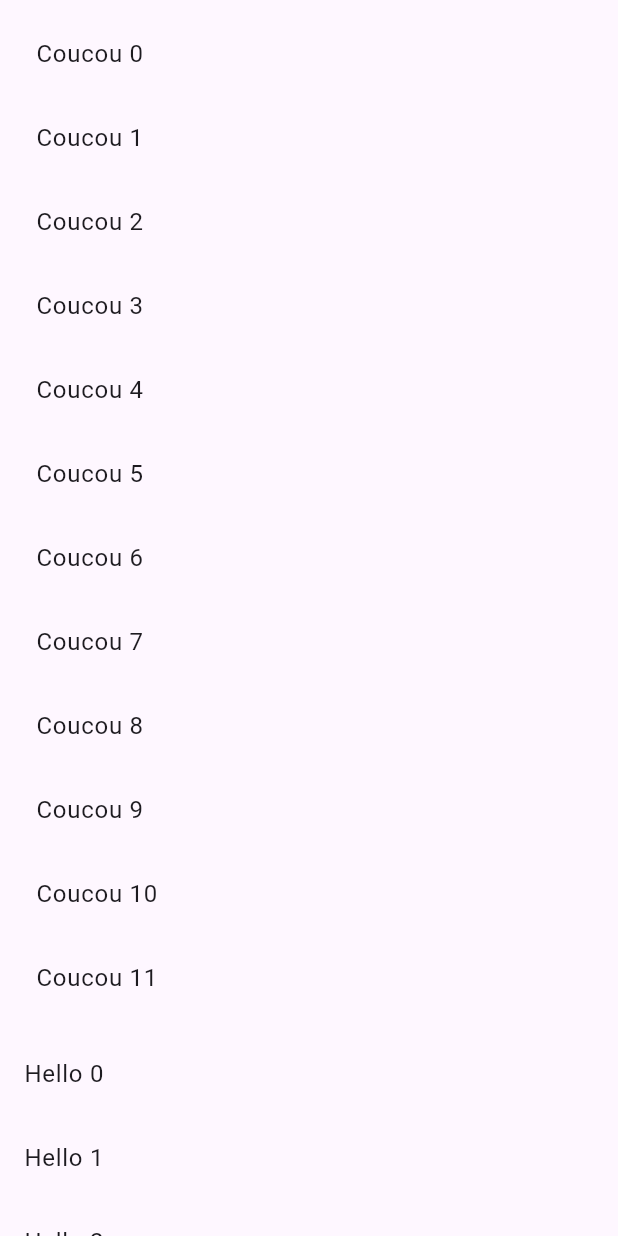
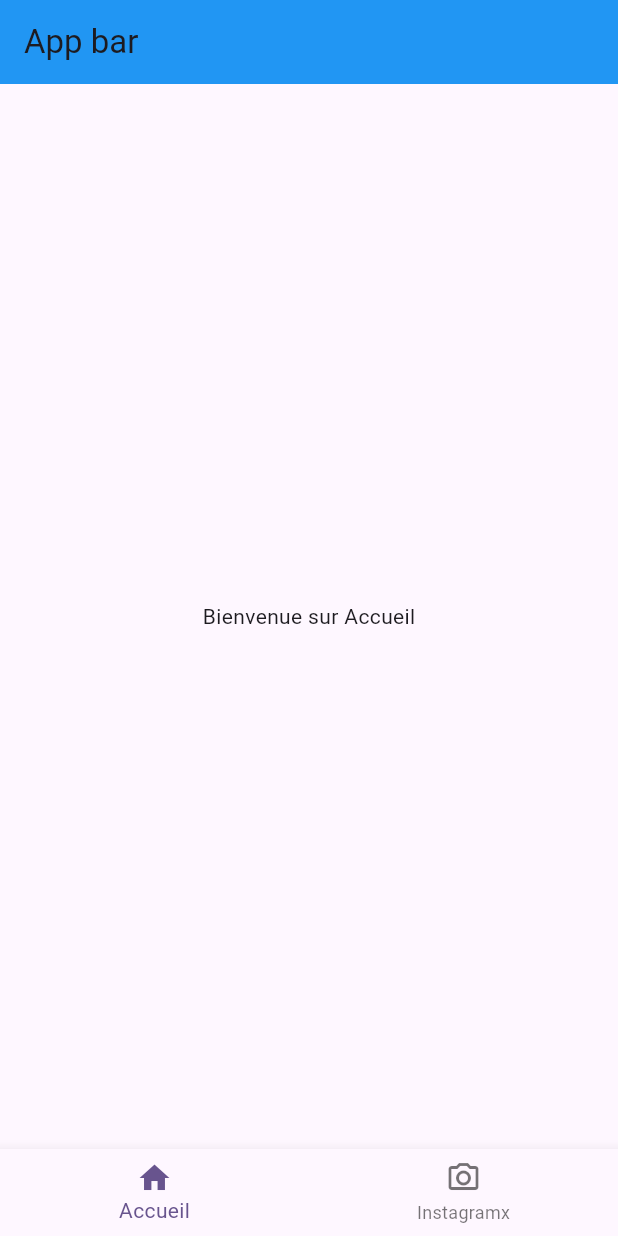
Before and after one commit to Modibo-kane/learnslyver, a Flutter app: the screen it shows after launch, on a phone screen of 412 x 824 dp. Run offline on Flutter 3.47's test engine with Material 3 defaults, Android fonts, the phone set to English and light mode, and no system bars.

Commit message:
creation d'une copie de la page explorer de instagram

```diff
--- a/lib/main.dart
+++ b/lib/main.dart
@@ -1,5 +1,5 @@
 import 'package:flutter/material.dart';
-import 'package:flutter/rendering.dart';
+import 'navigator.dart'; // On importe votre fichier home_page
 
 void main() {
   runApp(const MyApp());
@@ -8,52 +8,17 @@ void main() {
 class MyApp extends StatelessWidget {
   const MyApp({super.key});
 
-  // This widget is the root of your application.
   @override
   Widget build(BuildContext context) {
+    // MaterialApp DOIT être le premier widget retourné
     return MaterialApp(
       debugShowCheckedModeBanner: false,
       title: "Flutter demo",
       theme: ThemeData(
-        colorScheme: .fromSeed(seedColor: Colors.deepPurple),
+        colorScheme: ColorScheme.fromSeed(seedColor: Colors.deepPurple),
       ),
+      // On dit à l'application de démarrer sur MyHomePage
       home: const MyHomePage(),
     );
   }
 }
-
-
-class MyHomePage extends StatelessWidget {
-  const MyHomePage({super.key});
-
-  @override
-  Widget build(BuildContext context) {
-    return Scaffold(
-      body:CustomScrollView(
-        slivers: [
-          SliverPadding(
-              padding:EdgeInsets.all(8),
-              sliver: SliverList(delegate: SliverChildBuilderDelegate(
-                  (context, i)=> ListTile(
-                      title: Text("Coucou $i"),
-                    ),
-                    childCount: 12
-
-              ),
-
-              ),
-          ),
-          SliverList(delegate: SliverChildBuilderDelegate(
-                  (context, i){
-                print("coucou $i");
-                return ListTile(
-                  title: Text("Hello $i"),
-                );
-              }
-          ),
-          ),
-        ],
-      ),
-    );
-  }
-}
--- /dev/null
+++ b/lib/navigator.dart
@@ -0,0 +1,51 @@
+import 'package:flutter/material.dart';
+import 'package:learn_slyver/pages/home_page.dart';
+import 'ateliers/atelierA.dart'; // On importe la page InstagramExplore
+
+class MyHomePage extends StatefulWidget {
+  const MyHomePage({super.key});
+
+  @override
+  State<MyHomePage> createState() => _MyHomePageState();
+}
+
+class _MyHomePageState extends State<MyHomePage> {
+  int _selectedIndex = 0;
+
+  // Votre liste d'écrans
+  final List<Widget> _ecrans = [
+    const HomePage(),
+    const InstagramExplore(),
+  ];
+
+  void _onItemTapped(int index) {
+    setState(() {
+      _selectedIndex = index;
+    });
+  }
+
+  @override
+  Widget build(BuildContext context) {
+    return Scaffold(
+      appBar: AppBar(
+        title: const Text("App bar"),
+        backgroundColor: Colors.blue,
+      ),
+      body: _ecrans[_selectedIndex],
+      bottomNavigationBar: BottomNavigationBar(
+        currentIndex: _selectedIndex,
+        onTap: _onItemTapped,
+        items: const [
+          BottomNavigationBarItem(
+            icon: Icon(Icons.home),
+            label: "Accueil",
+          ),
+          BottomNavigationBarItem(
+            icon: Icon(Icons.camera_alt_outlined),
+            label: "Instagramx",
+          )
+        ],
+      ),
+    );
+  }
+}
--- /dev/null
+++ b/lib/pages/home_page.dart
@@ -0,0 +1,13 @@
+import 'package:flutter/material.dart';
+
+class HomePage extends StatelessWidget {
+  const HomePage({super.key});
+
+  @override
+  Widget build(BuildContext context) {
+    // Contenu de votre page Instagram
+    return const Center(
+      child: Text("Bienvenue sur Accueil"),
+    );
+  }
+}
```
Also changed, not shown: lib/ateliers/atelierA.dart (added, +104 -0 lines).
